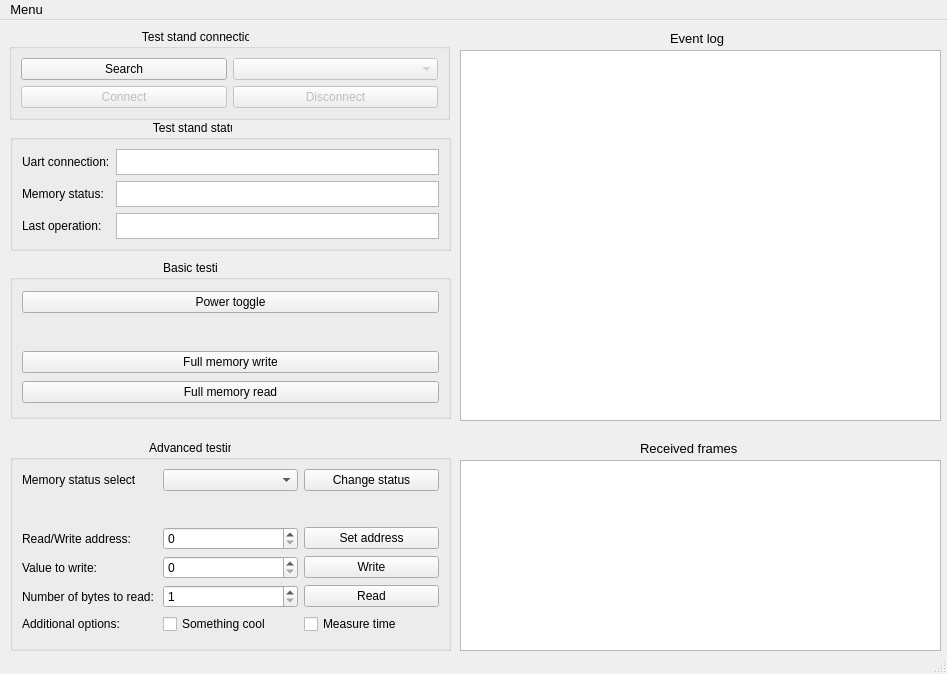
Qt form KL-software_test/QtGui/SRAM/mainwindow.ui (Wannabex/sram_test_stand) before a commit.
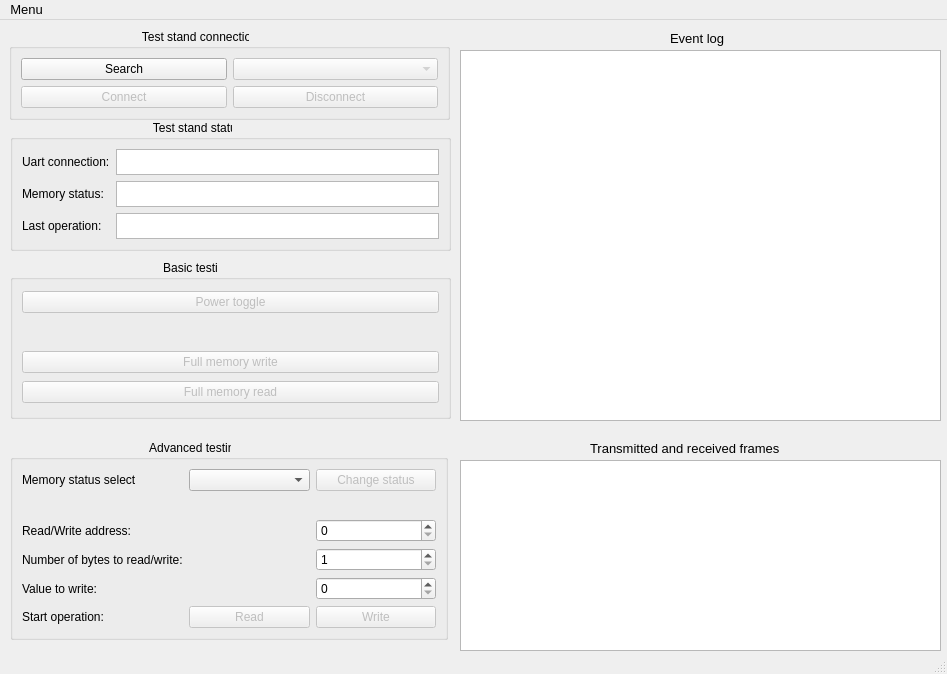
The same form after that commit.

The edit to the form file:
```diff
--- a/KL-software_test/QtGui/SRAM/mainwindow.ui
+++ b/KL-software_test/QtGui/SRAM/mainwindow.ui
@@ -152,6 +152,9 @@
      </item>
      <item row="2" column="0" colspan="2">
       <widget class="QPushButton" name="pushButtonWriteFull">
+       <property name="enabled">
+        <bool>false</bool>
+       </property>
        <property name="font">
         <font>
          <pointsize>9</pointsize>
@@ -164,6 +167,9 @@
      </item>
      <item row="3" column="0" colspan="2">
       <widget class="QPushButton" name="pushButtonReadFull">
+       <property name="enabled">
+        <bool>false</bool>
+       </property>
        <property name="font">
         <font>
          <pointsize>9</pointsize>
@@ -176,6 +182,9 @@
      </item>
      <item row="0" column="0" colspan="2">
       <widget class="QPushButton" name="pushButtonPower">
+       <property name="enabled">
+        <bool>false</bool>
+       </property>
        <property name="font">
         <font>
          <pointsize>9</pointsize>
@@ -196,8 +205,8 @@
      <rect>
       <x>10</x>
       <y>420</y>
-      <width>441</width>
-      <height>211</height>
+      <width>438</width>
+      <height>200</height>
      </rect>
     </property>
     <property name="font">
@@ -209,28 +218,6 @@
      <string>                                          Advanced testing</string>
     </property>
     <layout class="QGridLayout" name="gridLayout_2">
-     <item row="12" column="0">
-      <widget class="QLabel" name="labelOptions">
-       <property name="font">
-        <font>
-         <pointsize>9</pointsize>
-        </font>
-       </property>
-       <property name="text">
-        <string>Additional options:</string>
-       </property>
-       <property name="buddy">
-        <cstring></cstring>
-       </property>
-      </widget>
-     </item>
-     <item row="4" column="1">
-      <widget class="QSpinBox" name="spinBoxAddress">
-       <property name="maximum">
-        <number>131072</number>
-       </property>
-      </widget>
-     </item>
      <item row="3" column="0" colspan="3">
       <spacer name="horizontalSpacer_4">
        <property name="font">
@@ -249,30 +236,18 @@
        </property>
       </spacer>
      </item>
-     <item row="4" column="2">
-      <widget class="QPushButton" name="pushButtonAddress">
+     <item row="0" column="1">
+      <widget class="QComboBox" name="comboBoxStatus">
        <property name="font">
         <font>
          <pointsize>9</pointsize>
         </font>
        </property>
-       <property name="text">
-        <string>Set address</string>
+       <property name="currentText">
+        <string/>
        </property>
-      </widget>
-     </item>
-     <item row="5" column="2">
-      <widget class="QPushButton" name="pushButtonWrite">
-       <property name="enabled">
-        <bool>true</bool>
-       </property>
-       <property name="font">
-        <font>
-         <pointsize>9</pointsize>
-        </font>
-       </property>
-       <property name="text">
-        <string>Write</string>
+       <property name="minimumContentsLength">
+        <number>0</number>
        </property>
       </widget>
      </item>
@@ -288,54 +263,11 @@
        </property>
       </widget>
      </item>
-     <item row="0" column="0">
-      <widget class="QLabel" name="labelStatus">
-       <property name="font">
-        <font>
-         <pointsize>9</pointsize>
-        </font>
-       </property>
-       <property name="text">
-        <string>Memory status select</string>
-       </property>
-       <property name="buddy">
-        <cstring>comboBoxStatus</cstring>
-       </property>
-      </widget>
-     </item>
-     <item row="9" column="2">
-      <widget class="QPushButton" name="pushButtonRead">
-       <property name="font">
-        <font>
-         <pointsize>9</pointsize>
-        </font>
-       </property>
-       <property name="text">
-        <string>Read</string>
-       </property>
-      </widget>
-     </item>
-     <item row="5" column="1">
-      <widget class="QSpinBox" name="spinBoxWriteValue">
-       <property name="maximum">
-        <number>255</number>
-       </property>
-      </widget>
-     </item>
-     <item row="9" column="0">
-      <widget class="QLabel" name="labelRead">
-       <property name="font">
-        <font>
-         <pointsize>9</pointsize>
-        </font>
-       </property>
-       <property name="text">
-        <string>Number of bytes to read:</string>
-       </property>
-      </widget>
-     </item>
      <item row="0" column="2">
       <widget class="QPushButton" name="pushButtonStatus">
+       <property name="enabled">
+        <bool>false</bool>
+       </property>
        <property name="font">
         <font>
          <pointsize>9</pointsize>
@@ -346,22 +278,34 @@
        </property>
       </widget>
      </item>
-     <item row="0" column="1">
-      <widget class="QComboBox" name="comboBoxStatus">
+     <item row="0" column="0">
+      <widget class="QLabel" name="labelStatus">
        <property name="font">
         <font>
          <pointsize>9</pointsize>
         </font>
        </property>
-       <property name="currentText">
-        <string/>
+       <property name="text">
+        <string>Memory status select</string>
        </property>
-       <property name="minimumContentsLength">
-        <number>0</number>
+       <property name="buddy">
+        <cstring>comboBoxStatus</cstring>
        </property>
       </widget>
      </item>
      <item row="5" column="0">
+      <widget class="QLabel" name="labelRead">
+       <property name="font">
+        <font>
+         <pointsize>9</pointsize>
+        </font>
+       </property>
+       <property name="text">
+        <string>Number of bytes to read/write:</string>
+       </property>
+      </widget>
+     </item>
+     <item row="9" column="0">
       <widget class="QLabel" name="labelWrite">
        <property name="font">
         <font>
@@ -373,32 +317,30 @@
        </property>
       </widget>
      </item>
-     <item row="12" column="1">
-      <widget class="QCheckBox" name="checkBoxSomething">
-       <property name="font">
-        <font>
-         <pointsize>9</pointsize>
-        </font>
-       </property>
-       <property name="text">
-        <string>Something cool</string>
-       </property>
-      </widget>
-     </item>
      <item row="12" column="2">
-      <widget class="QCheckBox" name="checkBoxTime">
+      <widget class="QPushButton" name="pushButtonWrite">
+       <property name="enabled">
+        <bool>false</bool>
+       </property>
        <property name="font">
         <font>
          <pointsize>9</pointsize>
         </font>
        </property>
        <property name="text">
-        <string>Measure time</string>
+        <string>Write</string>
        </property>
       </widget>
      </item>
-     <item row="9" column="1">
-      <widget class="QSpinBox" name="spinBoxNumberToRead">
+     <item row="4" column="2">
+      <widget class="QSpinBox" name="spinBoxAddress">
+       <property name="maximum">
+        <number>131071</number>
+       </property>
+      </widget>
+     </item>
+     <item row="5" column="2">
+      <widget class="QSpinBox" name="spinBoxNumberToReadWrite">
        <property name="minimum">
         <number>1</number>
        </property>
@@ -407,6 +349,40 @@
        </property>
       </widget>
      </item>
+     <item row="9" column="2">
+      <widget class="QSpinBox" name="spinBoxWriteValue">
+       <property name="maximum">
+        <number>255</number>
+       </property>
+      </widget>
+     </item>
+     <item row="12" column="1">
+      <widget class="QPushButton" name="pushButtonRead">
+       <property name="enabled">
+        <bool>false</bool>
+       </property>
+       <property name="font">
+        <font>
+         <pointsize>9</pointsize>
+        </font>
+       </property>
+       <property name="text">
+        <string>Read</string>
+       </property>
+      </widget>
+     </item>
+     <item row="12" column="0">
+      <widget class="QLabel" name="labelOperation">
+       <property name="font">
+        <font>
+         <pointsize>9</pointsize>
+        </font>
+       </property>
+       <property name="text">
+        <string>Start operation:</string>
+       </property>
+      </widget>
+     </item>
     </layout>
    </widget>
    <widget class="QGroupBox" name="groupBoxStatus">
@@ -514,14 +490,14 @@
    <widget class="QLabel" name="label">
     <property name="geometry">
      <rect>
-      <x>640</x>
+      <x>590</x>
       <y>420</y>
-      <width>101</width>
+      <width>201</width>
       <height>16</height>
      </rect>
     </property>
     <property name="text">
-     <string>Received frames</string>
+     <string>Transmitted and received frames</string>
     </property>
    </widget>
    <widget class="QLabel" name="label_2">
```
